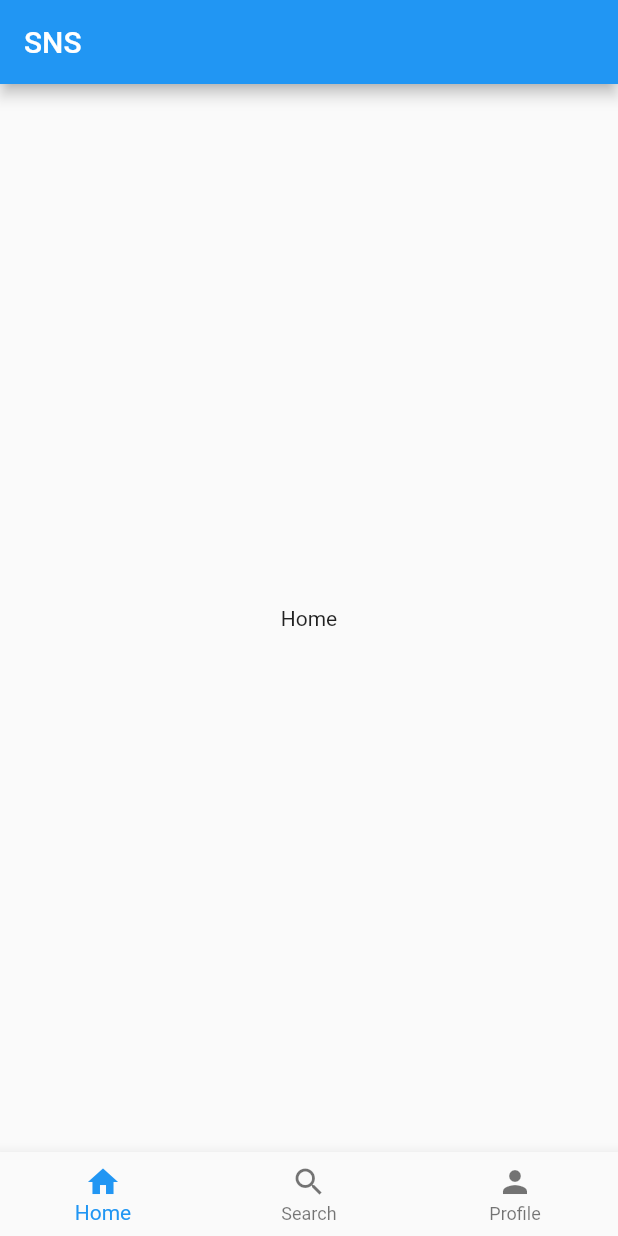
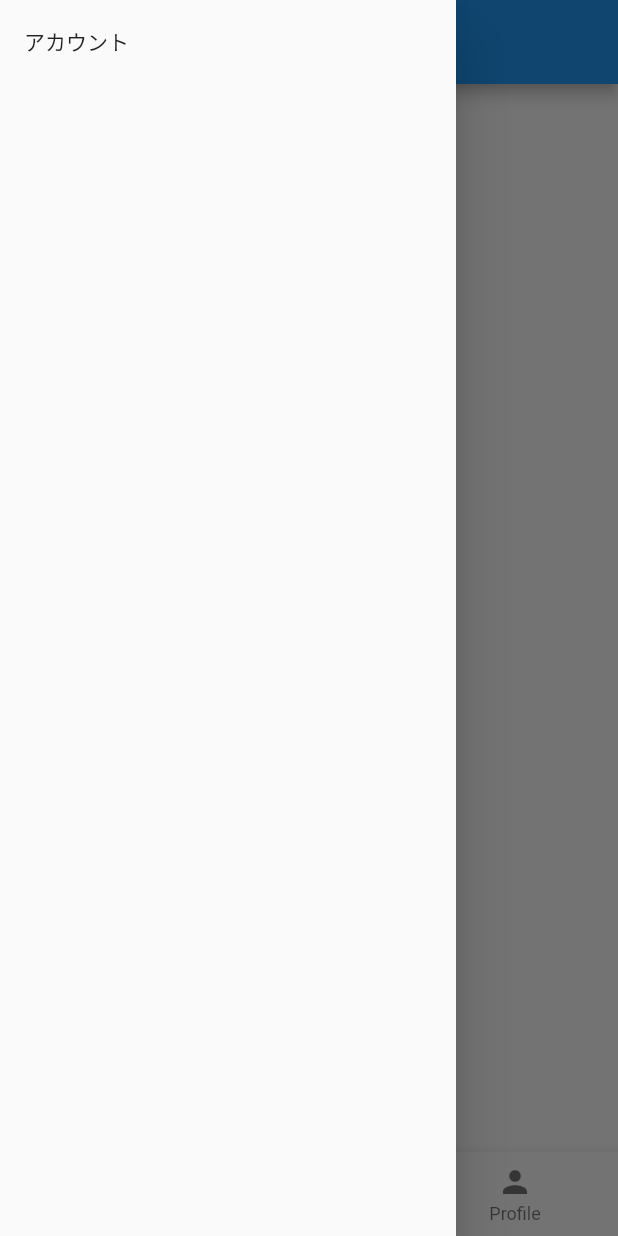
Before and after one commit to Haru-Kobayashi073/SNS-For-Gamers, a Flutter app: the MyHomePage screen opened directly, with the side drawer open (before the commit the screen has no drawer), on a phone screen of 412 x 824 dp. Run offline on Flutter 3.47's test engine with Material 2 defaults, Android fonts, the phone set to English and light mode, and no system bars; our stand-ins replace cloud_firestore, firebase_auth, firebase_core, firebase_storage, flutter_riverpod, freezed_annotation and 3 more; accounts and stored records are empty.

Commit message:
Drawerの基本設計

```diff
--- a/lib/constants/routes.dart
+++ b/lib/constants/routes.dart
@@ -3,6 +3,7 @@ import 'package:flutter/material.dart';
 //packages
 import 'package:sns_vol2/main.dart';
 import 'package:sns_vol2/models/main_model.dart';
+import 'package:sns_vol2/views/account_page.dart';
 import 'package:sns_vol2/views/signup_page.dart';
 import 'package:sns_vol2/views/login_page.dart';
 
@@ -14,3 +15,6 @@ void toSignUpPage({required BuildContext context}) => Navigator.push(
 
 void toLoginpPage({required BuildContext context}) => Navigator.push(
     context, MaterialPageRoute(builder: (context) => LoginPage()));
+
+void toAccountPage({required BuildContext context, required MainModel mainModel}) => Navigator.push(
+    context, MaterialPageRoute(builder: (context) => AccountPage(mainModel: mainModel,)));
--- a/lib/constants/strings.dart
+++ b/lib/constants/strings.dart
@@ -5,6 +5,7 @@ const String appTitle = "SNS";
 const String signupTitle = "新規登録";
 const String loginTitle = "ログイン";
 const String cropperTitle = 'クロッパー';
+const String accountTitle = 'アカウント';
 // texts
 const String mailAddressText = "メールアドレス";
 const String passwordText = "パスワード";
--- /dev/null
+++ b/lib/details/sns_drawer.dart
@@ -0,0 +1,24 @@
+import 'package:flutter/material.dart';
+import 'package:sns_vol2/constants/routes.dart' as routes;
+import 'package:sns_vol2/constants/strings.dart';
+import 'package:sns_vol2/models/main_model.dart';
+
+class SNSDrawer extends StatelessWidget {
+  const SNSDrawer({Key? key, required this.mainModel}) : super(key: key);
+  final MainModel mainModel;
+
+  @override
+  Widget build(BuildContext context) {
+    return Drawer(
+      child: ListView(
+        children: [
+          ListTile(
+            title: Text(accountTitle),
+            onTap: () =>
+                routes.toAccountPage(context: context, mainModel: mainModel),
+          )
+        ],
+      ),
+    );
+  }
+}
--- a/lib/main.dart
+++ b/lib/main.dart
@@ -7,6 +7,7 @@ import 'package:firebase_core/firebase_core.dart';
 import 'package:sns_vol2/constants/strings.dart';
 import 'package:sns_vol2/details/rounded_button.dart';
 import 'package:sns_vol2/details/sns_bottom_navigation_bar.dart';
+import 'package:sns_vol2/details/sns_drawer.dart';
 import 'package:sns_vol2/models/sns_bottom_navigation_bar_model.dart';
 import 'package:sns_vol2/views/login_page.dart';
 //model
@@ -64,6 +65,7 @@ class MyHomePage extends ConsumerWidget {
       appBar: AppBar(
         title: Text(title),
       ),
+      drawer: SNSDrawer(mainModel: mainModel,),
       body: mainModel.isLoading
           ? Center(
               child: const Text(loadingText),
```
Also changed, not shown: lib/views/account_page.dart (added, +27 -0 lines).
